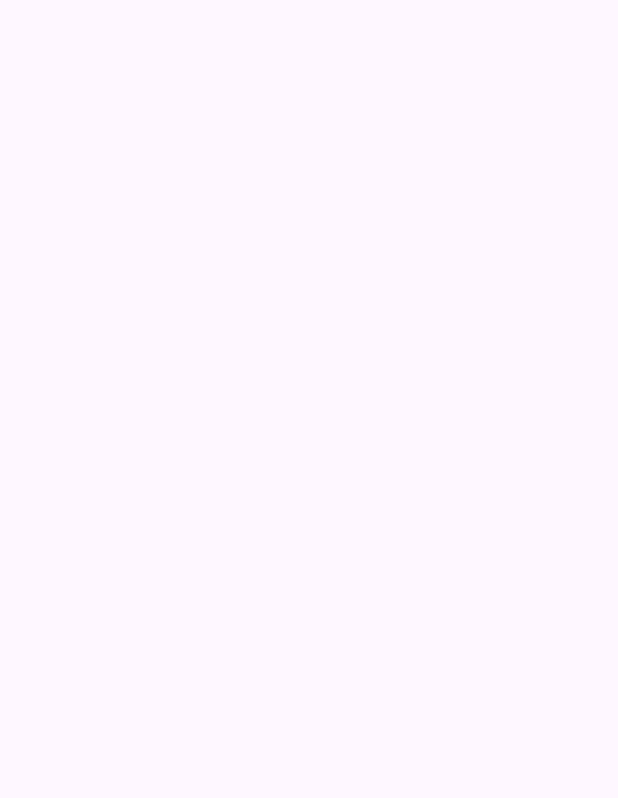
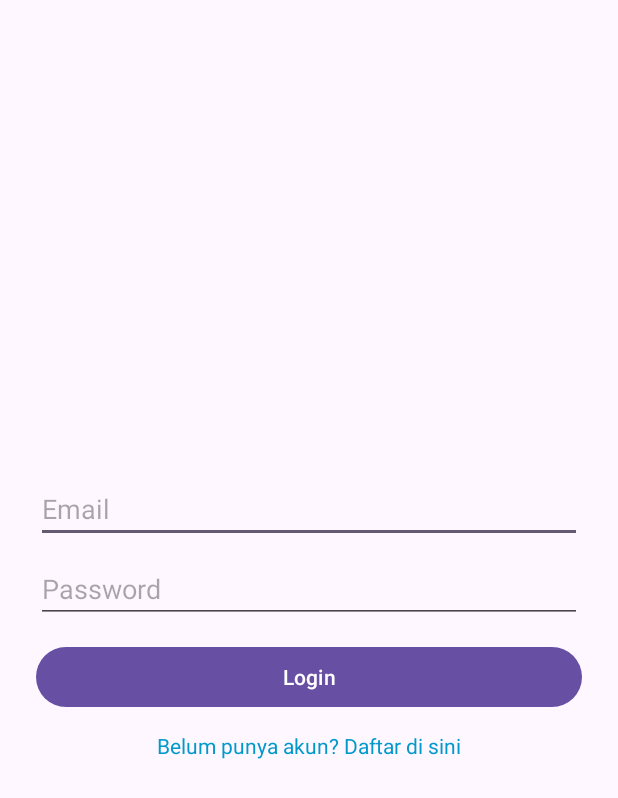
Before and after one commit to Kuahfi/cinelogs, an Android app: the screen it shows after launch (MainActivity before the commit, LoginActivity after it), on a phone screen of 412 x 824 dp. Before the commit the part shown is empty. Shown: the top 798 px of the screen. Run offline under Robolectric (Android 15) with nearby library versions, the phone set to English and light mode, and no system bars; our stand-ins replace Firebase (no records; nobody signed in at launch, a user with empty details on screens opened directly).

Commit message:
Adding email and verifying authentication

```diff
--- /dev/null
+++ b/app/src/main/java/com/z0diac/tesapi/data/model/User.kt
@@ -0,0 +1,6 @@
+package com.z0diac.tesapi.data.model
+
+data class User(
+    val uid: String,
+    val email: String
+)
--- a/app/src/main/java/com/z0diac/tesapi/splashScreen.kt
+++ b/app/src/main/java/com/z0diac/tesapi/splashScreen.kt
@@ -4,6 +4,7 @@ import android.content.Intent
 import android.os.Bundle
 import android.os.Handler
 import androidx.appcompat.app.AppCompatActivity
+import com.z0diac.tesapi.ui.auth.LoginActivity
 
 class splashScreen : AppCompatActivity() {
 
@@ -14,7 +15,7 @@ class splashScreen : AppCompatActivity() {
         setContentView(R.layout.activity_splash_screen)
 
         Handler().postDelayed({
-            startActivity(Intent(this, MainActivity::class.java))
+            startActivity(Intent(this, LoginActivity::class.java))
             finish()
         }, SPLASH_TIME)
     }
--- /dev/null
+++ b/app/src/main/java/com/z0diac/tesapi/ui/auth/LoginActivity.kt
@@ -0,0 +1,59 @@
+package com.z0diac.tesapi.ui.auth
+
+import android.content.Intent
+import android.os.Bundle
+import android.widget.Button
+import android.widget.EditText
+import android.widget.TextView
+import android.widget.Toast
+import androidx.appcompat.app.AppCompatActivity
+import com.google.firebase.auth.FirebaseAuth
+import com.z0diac.tesapi.R
+import com.z0diac.tesapi.ui.dashboard.DashboardActivity
+
+class LoginActivity : AppCompatActivity() {
+
+    private lateinit var auth: FirebaseAuth
+
+    override fun onCreate(savedInstanceState: Bundle?) {
+        super.onCreate(savedInstanceState)
+        setContentView(R.layout.activity_login)
+
+        auth = FirebaseAuth.getInstance()
+
+        val emailField = findViewById<EditText>(R.id.etEmail)
+        val passwordField = findViewById<EditText>(R.id.etPassword)
+        val loginButton = findViewById<Button>(R.id.btnLogin)
+        val registerText = findViewById<TextView>(R.id.btnRegister) // Added reference to register
+
+        loginButton.setOnClickListener {
+            val email = emailField.text.toString().trim()
+            val password = passwordField.text.toString().trim()
+
+            if (email.isEmpty() || password.isEmpty()) {
+                Toast.makeText(this, "Please enter email and password", Toast.LENGTH_SHORT).show()
+                return@setOnClickListener
+            }
+
+            auth.signInWithEmailAndPassword(email, password)
+                .addOnCompleteListener { task ->
+                    if (task.isSuccessful) {
+                        val user = auth.currentUser
+                        if (user != null && user.isEmailVerified) {
+                            startActivity(Intent(this, DashboardActivity::class.java))
+                            finish()
+                        } else {
+                            Toast.makeText(this, "Please verify your email first!", Toast.LENGTH_LONG).show()
+                        }
+                    } else {
+                        Toast.makeText(this, "Login Failed: ${task.exception?.message}", Toast.LENGTH_LONG).show()
+                    }
+                }
+        }
+
+        // **Navigate to RegisterActivity**
+        registerText.setOnClickListener {
+            startActivity(Intent(this, RegisterActivity::class.java))
+        }
+    }
+}
--- /dev/null
+++ b/app/src/main/res/layout/activity_login.xml
@@ -0,0 +1,38 @@
+<?xml version="1.0" encoding="utf-8"?>
+<LinearLayout xmlns:android="http://schemas.android.com/apk/res/android"
+    android:layout_width="match_parent"
+    android:layout_height="match_parent"
+    android:orientation="vertical"
+    android:gravity="center"
+    android:padding="24dp">
+
+    <EditText
+        android:id="@+id/etEmail"
+        android:layout_width="match_parent"
+        android:layout_height="wrap_content"
+        android:hint="Email"
+        android:inputType="textEmailAddress" />
+
+    <EditText
+        android:id="@+id/etPassword"
+        android:layout_width="match_parent"
+        android:layout_height="wrap_content"
+        android:hint="Password"
+        android:inputType="textPassword"
+        android:layout_marginTop="8dp"/>
+
+    <Button
+        android:id="@+id/btnLogin"
+        android:layout_width="match_parent"
+        android:layout_height="wrap_content"
+        android:text="Login"
+        android:layout_marginTop="12dp"/>
+
+    <TextView
+        android:id="@+id/btnRegister"
+        android:layout_width="wrap_content"
+        android:layout_height="wrap_content"
+        android:text="Belum punya akun? Daftar di sini"
+        android:textColor="@android:color/holo_blue_dark"
+        android:layout_marginTop="12dp"/>
+</LinearLayout>
--- a/app/src/main/res/layout/activity_main.xml
+++ b/app/src/main/res/layout/activity_main.xml
@@ -7,7 +7,7 @@
 
     <ImageView
         android:id="@+id/moviePoster"
-        android:layout_width="200dp"
-        android:layout_height="300dp"
-        android:scaleType="fitCenter"/>
+        android:layout_width="140dp"
+        android:layout_height="204dp"
+        android:scaleType="fitCenter" />
 </LinearLayout>
--- /dev/null
+++ b/app/src/main/res/values/strings.xml
@@ -0,0 +1 @@
+<resources></resources>
```
Also changed, not shown: app/build.gradle.kts (+8 -0 lines), app/src/main/AndroidManifest.xml (+19 -10 lines), app/src/main/java/com/z0diac/tesapi/data/repository/AuthRepository.kt (added, +31 -0 lines), app/src/main/java/com/z0diac/tesapi/ui/auth/AuthViewModel.kt (added, +50 -0 lines), app/src/main/java/com/z0diac/tesapi/ui/auth/RegisterActivity.kt (added, +55 -0 lines), app/src/main/java/com/z0diac/tesapi/ui/dashboard/DashboardActivity.kt (added, +35 -0 lines), app/src/main/res/layout/activity_dashboard.xml (added, +23 -0 lines), app/src/main/res/layout/activity_register.xml (added, +30 -0 lines), 1 other file.
